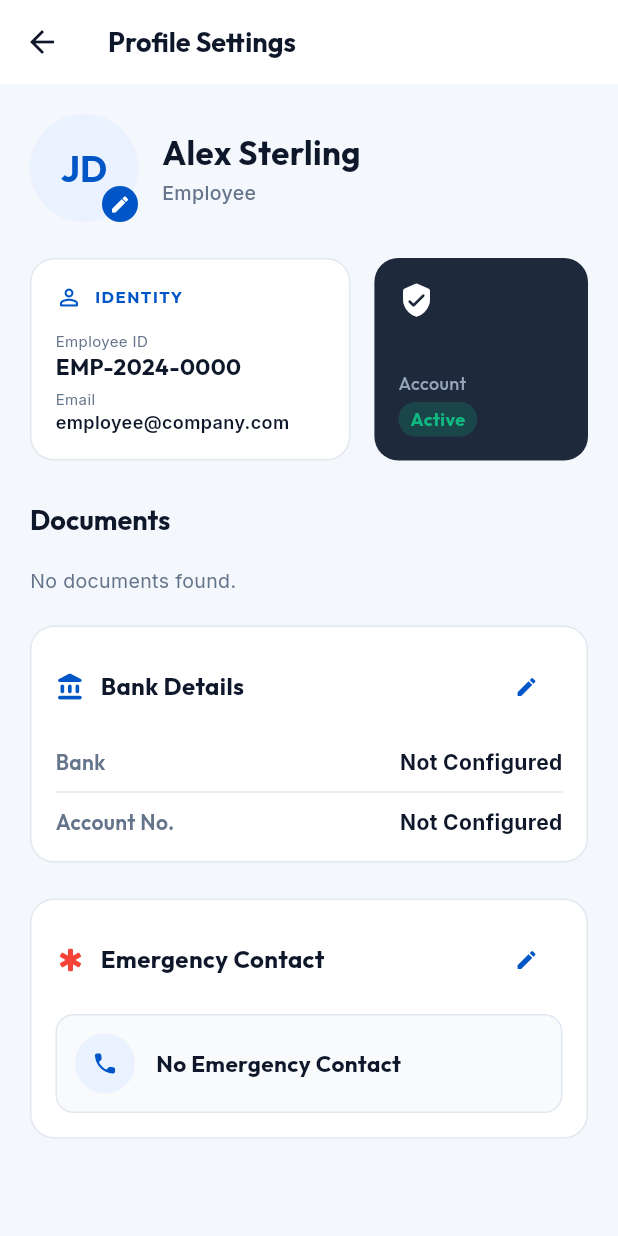
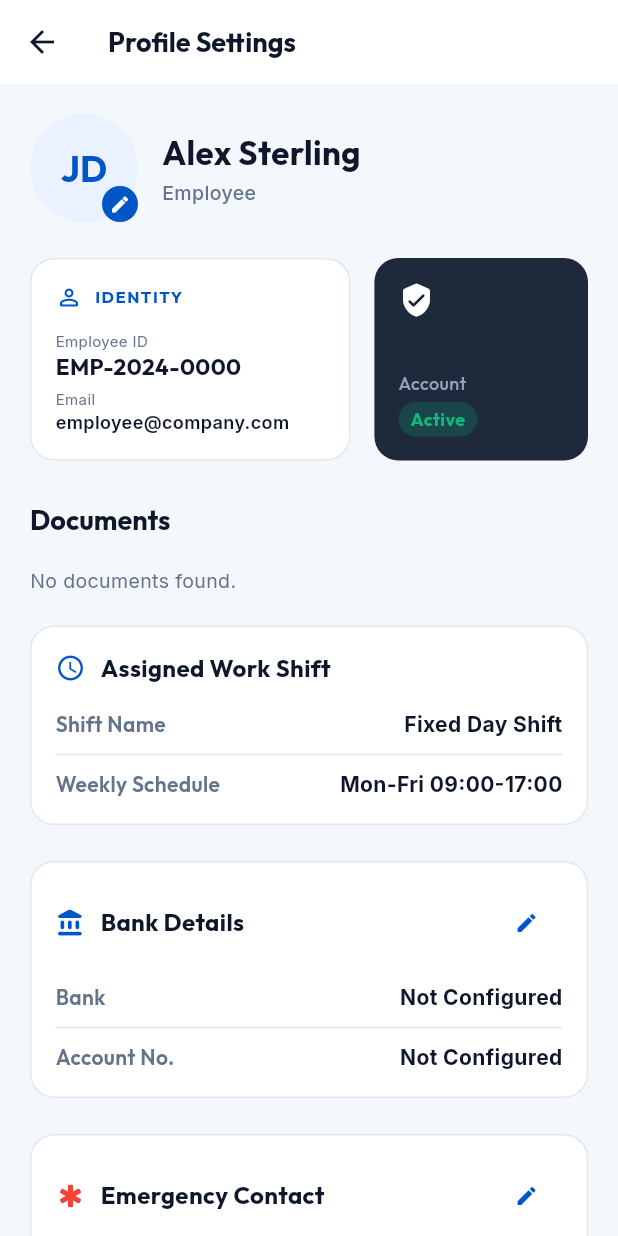
Before and after one commit to yashchaudhary19/HRMS, a Flutter app: the NavigationContainer screen opened directly with empty values, after a tap on "JD", on a phone screen of 412 x 824 dp. Run offline on Flutter 3.47's test engine with Material 3 defaults, Android fonts, the phone set to English and light mode, and no system bars; our stand-ins replace device_info_plus, dio, flutter_map, flutter_riverpod, geolocator, go_router and 4 more; missing offline and left inert: network_info_plus; accounts and stored records are empty; network calls fail.

Commit message:
Implement database-driven custom shift scheduling across backend, web admin portal, and mobile app

```diff
--- a/mobile/lib/models/employee.dart
+++ b/mobile/lib/models/employee.dart
@@ -13,6 +13,8 @@ class Employee {
   final String? bankAccountNo;
   final double? salaryAmount;
   final String? emergencyContact;
+  final String? shiftName;
+  final String? shiftSchedule;
 
   Employee({
     required this.id,
@@ -29,6 +31,8 @@ class Employee {
     this.bankAccountNo,
     this.salaryAmount,
     this.emergencyContact,
+    this.shiftName,
+    this.shiftSchedule,
   });
 
   String get fullName => '$firstName $lastName';
@@ -51,6 +55,8 @@ class Employee {
           ? double.tryParse(json['salary_amount'].toString())
           : null,
       emergencyContact: json['emergency_contact'],
+      shiftName: json['shift_name'],
+      shiftSchedule: json['shift_schedule'],
     );
   }
 
@@ -70,6 +76,8 @@ class Employee {
       'bank_account_no': bankAccountNo,
       'salary_amount': salaryAmount,
       'emergency_contact': emergencyContact,
+      'shift_name': shiftName,
+      'shift_schedule': shiftSchedule,
     };
   }
 
@@ -80,6 +88,8 @@ class Employee {
     String? bankName,
     String? bankAccountNo,
     String? emergencyContact,
+    String? shiftName,
+    String? shiftSchedule,
   }) {
     return Employee(
       id: id,
@@ -96,6 +106,8 @@ class Employee {
       bankAccountNo: bankAccountNo ?? this.bankAccountNo,
       salaryAmount: salaryAmount,
       emergencyContact: emergencyContact ?? this.emergencyContact,
+      shiftName: shiftName ?? this.shiftName,
+      shiftSchedule: shiftSchedule ?? this.shiftSchedule,
     );
   }
 }
--- a/mobile/lib/screens/dashboard_tab.dart
+++ b/mobile/lib/screens/dashboard_tab.dart
@@ -108,6 +108,48 @@ class _DashboardTabState extends ConsumerState<DashboardTab> {
               ),
             ),
             const SizedBox(height: 24),
+
+            // Shift Schedule Banner
+            Container(
+              width: double.infinity,
+              padding: const EdgeInsets.symmetric(horizontal: 16, vertical: 12),
+              decoration: BoxDecoration(
+                color: AppTheme.primaryLight.withOpacity(0.4),
+                borderRadius: BorderRadius.circular(12),
+                border: Border.all(color: AppTheme.primary.withOpacity(0.15)),
+              ),
+              child: Row(
+                children: [
+                  const Icon(Icons.schedule_rounded, color: AppTheme.primary, size: 20),
+                  const SizedBox(width: 12),
+                  Expanded(
+                    child: Column(
+                      crossAxisAlignment: CrossAxisAlignment.start,
+                      children: [
+                        Text(
+                          'Today\'s Shift: ${user?.shiftName ?? "Fixed Day Shift"}',
+                          style: GoogleFonts.outfit(
+                            fontSize: 13,
+                            fontWeight: FontWeight.bold,
+                            color: AppTheme.textDark,
+                          ),
+                        ),
+                        const SizedBox(height: 2),
+                        Text(
+                          user?.shiftSchedule ?? "Mon-Fri 09:00-17:00",
+                          style: GoogleFonts.inter(
+                            fontSize: 11,
+                            color: AppTheme.textSecondary,
+                            fontWeight: FontWeight.w500,
+                          ),
+                        ),
+                      ],
+                    ),
+                  ),
+                ],
+              ),
+            ),
+            const SizedBox(height: 16),
 
             // Metrics row: Hours Goal & Status
             Row(
--- a/mobile/lib/screens/profile_tab.dart
+++ b/mobile/lib/screens/profile_tab.dart
@@ -440,6 +440,40 @@ class _ProfileTabState extends ConsumerState<ProfileTab> {
             ),
             const SizedBox(height: 12),
 
+            // Shift Schedule card
+            Container(
+              padding: const EdgeInsets.all(16),
+              decoration: BoxDecoration(
+                color: Colors.white,
+                borderRadius: BorderRadius.circular(16),
+                border: Border.all(color: AppTheme.border),
+              ),
+              child: Column(
+                crossAxisAlignment: CrossAxisAlignment.start,
+                children: [
+                  Row(
+                    children: [
+                      const Icon(Icons.schedule_rounded, color: AppTheme.primary, size: 20),
+                      const SizedBox(width: 10),
+                      Text(
+                        'Assigned Work Shift',
+                        style: GoogleFonts.outfit(
+                          fontSize: 16,
+                          fontWeight: FontWeight.bold,
+                          color: AppTheme.textDark,
+                        ),
+                      ),
+                    ],
+                  ),
+                  const SizedBox(height: 16),
+                  _buildBankDetailsRow('Shift Name', user?.shiftName ?? 'Fixed Day Shift'),
+                  const Divider(color: AppTheme.border, height: 20),
+                  _buildBankDetailsRow('Weekly Schedule', user?.shiftSchedule ?? 'Mon-Fri 09:00-17:00'),
+                ],
+              ),
+            ),
+            const SizedBox(height: 24),
+
             // Bank Details card
             Container(
               padding: const EdgeInsets.all(16),
```
Also changed, not shown: 4 other files.
